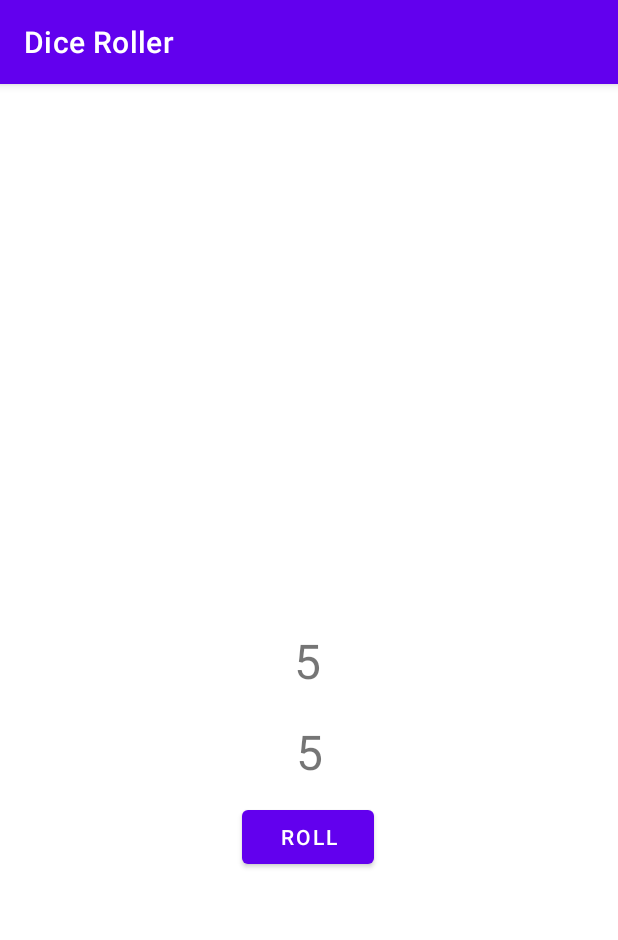
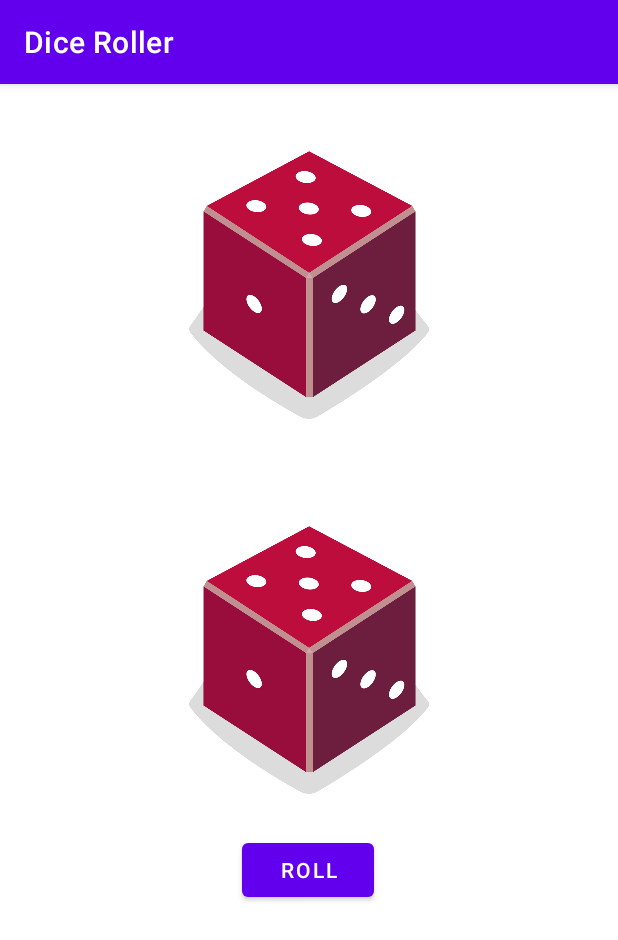
Before and after one commit to andikajayaw/Dice_Roller_App, an Android app: the screen it shows after launch (MainActivity), after a tap on "ROLL", on a phone screen of 412 x 824 dp. Shown: the top 940 px of the screen. Run offline under Robolectric (Android 15) with nearby library versions, the phone set to English and light mode, and no system bars.

Commit message:
add interactive image dice at main activity

```diff
--- a/app/build.gradle
+++ b/app/build.gradle
@@ -34,10 +34,10 @@ android {
 dependencies {
 
     implementation 'androidx.core:core-ktx:1.7.0'
-    implementation 'androidx.appcompat:appcompat:1.4.0'
-    implementation 'com.google.android.material:material:1.4.0'
-    implementation 'androidx.constraintlayout:constraintlayout:2.1.2'
-    testImplementation 'junit:junit:4.+'
+    implementation 'androidx.appcompat:appcompat:1.4.1'
+    implementation 'com.google.android.material:material:1.5.0'
+    implementation 'androidx.constraintlayout:constraintlayout:2.1.3'
+    testImplementation 'junit:junit:4.13.2'
     androidTestImplementation 'androidx.test.ext:junit:1.1.3'
     androidTestImplementation 'androidx.test.espresso:espresso-core:3.4.0'
 }
--- a/app/src/main/java/com/andikajayaw/diceroller/MainActivity.kt
+++ b/app/src/main/java/com/andikajayaw/diceroller/MainActivity.kt
@@ -2,7 +2,7 @@ package com.andikajayaw.diceroller
 
 import android.os.Bundle
 import android.widget.Button
-import android.widget.TextView
+import android.widget.ImageView
 import androidx.appcompat.app.AppCompatActivity
 
 /**
@@ -15,7 +15,14 @@ class MainActivity : AppCompatActivity() {
         setContentView(R.layout.activity_main)
 
         val rollButton: Button = findViewById(R.id.button)
-        rollButton.setOnClickListener { rollDice() }
+        rollButton.setOnClickListener {
+            rollDice()
+            rollDice2()
+        }
+
+        // Do a roll dice when the app starts
+        rollDice()
+        rollDice2()
     }
 
     /**
@@ -23,19 +30,52 @@ class MainActivity : AppCompatActivity() {
      */
     private fun rollDice() {
         // Create new Dice object with 6 sides and roll it
-        val firstDice = Dice(6)
-        val firstDiceRoll = firstDice.roll()
+        val dice = Dice(6)
+        val diceRoll = dice.roll()
 
-        val secondDice = Dice(6)
-        val secondDiceRoll = secondDice.roll()
+        // Find the ImageView in the layout
+        val diceImage: ImageView = findViewById(R.id.imageView)
 
-        // Update the screen with the dice roll
-        val resultTextView: TextView = findViewById(R.id.textView)
-        resultTextView.text = firstDiceRoll.toString()
+        // Determine which drawable resource ID to use based on the dice roll
+        val drawableResource =  when(diceRoll) {
+            1 -> R.drawable.dice_1
+            2 -> R.drawable.dice_2
+            3 -> R.drawable.dice_3
+            4 -> R.drawable.dice_4
+            5 -> R.drawable.dice_5
+            else -> R.drawable.dice_6
+        }
 
-        val resultTextView2: TextView = findViewById(R.id.textView2)
-        resultTextView2.text = secondDiceRoll.toString()
+        // Update the ImageView with the correct drawable resource ID
+        diceImage.setImageResource(drawableResource)
 
+        // Update the content description
+        diceImage.contentDescription = diceRoll.toString()
+    }
+
+    private fun rollDice2() {
+        // Create new Dice object with 6 sides and roll it
+        val dice = Dice(6)
+        val diceRoll = dice.roll()
+
+        // Find the ImageView in the layout
+        val diceImage: ImageView = findViewById(R.id.imageView2)
+
+        // Determine which drawable resource ID to use based on the dice roll
+        val drawableResource =  when(diceRoll) {
+            1 -> R.drawable.dice_1
+            2 -> R.drawable.dice_2
+            3 -> R.drawable.dice_3
+            4 -> R.drawable.dice_4
+            5 -> R.drawable.dice_5
+            else -> R.drawable.dice_6
+        }
+
+        // Update the ImageView with the correct drawable resource ID
+        diceImage.setImageResource(drawableResource)
+
+        // Update the content description
+        diceImage.contentDescription = diceRoll.toString()
     }
 }
 
--- a/app/src/main/res/layout/activity_main.xml
+++ b/app/src/main/res/layout/activity_main.xml
@@ -6,39 +6,36 @@
     android:layout_height="match_parent"
     tools:context=".MainActivity">
 
-    <TextView
-        android:id="@+id/textView"
-        android:layout_width="wrap_content"
-        android:layout_height="wrap_content"
-        android:text="First Dice"
-        android:textSize="32sp"
-        app:layout_constraintBottom_toBottomOf="parent"
-        app:layout_constraintHorizontal_bias="0.498"
-        app:layout_constraintLeft_toLeftOf="parent"
-        app:layout_constraintRight_toRightOf="parent"
-        app:layout_constraintTop_toTopOf="parent" />
-
-    <TextView
-        android:id="@+id/textView2"
-        android:layout_width="wrap_content"
-        android:layout_height="wrap_content"
-        android:text="Second Dice"
-        android:textSize="32sp"
-        app:layout_constraintBottom_toTopOf="@+id/button"
-        app:layout_constraintLeft_toLeftOf="parent"
-        app:layout_constraintRight_toRightOf="parent"
-        app:layout_constraintTop_toBottomOf="@+id/textView"
-        app:layout_constraintVertical_bias="0.604" />
-
     <Button
         android:id="@+id/button"
         android:layout_width="wrap_content"
         android:layout_height="wrap_content"
-        android:layout_marginTop="72dp"
+        android:layout_marginTop="16dp"
         android:text="@string/button_roll"
         app:layout_constraintEnd_toEndOf="parent"
         app:layout_constraintHorizontal_bias="0.498"
         app:layout_constraintStart_toStartOf="parent"
-        app:layout_constraintTop_toBottomOf="@+id/textView" />
+        app:layout_constraintTop_toBottomOf="@+id/imageView" />
+
+    <ImageView
+        android:id="@+id/imageView"
+        android:layout_width="160dp"
+        android:layout_height="200dp"
+        app:layout_constraintBottom_toBottomOf="parent"
+        app:layout_constraintEnd_toEndOf="parent"
+        app:layout_constraintStart_toStartOf="parent"
+        app:layout_constraintTop_toTopOf="parent"
+        tools:srcCompat="@drawable/dice_1" />
+
+    <ImageView
+        android:id="@+id/imageView2"
+        android:layout_width="160dp"
+        android:layout_height="200dp"
+        android:layout_marginBottom="500dp"
+        app:layout_constraintBottom_toBottomOf="parent"
+        app:layout_constraintEnd_toEndOf="parent"
+        app:layout_constraintStart_toStartOf="parent"
+        app:layout_constraintTop_toTopOf="parent"
+        tools:srcCompat="@drawable/dice_1" />
 
 </androidx.constraintlayout.widget.ConstraintLayout>
```
Also changed, not shown: app/src/main/res/drawable/dice_1.png (added), app/src/main/res/drawable/dice_2.png (added), app/src/main/res/drawable/dice_3.png (added), app/src/main/res/drawable/dice_4.png (added), app/src/main/res/drawable/dice_5.png (added), app/src/main/res/drawable/dice_6.png (added), 1 other file.
